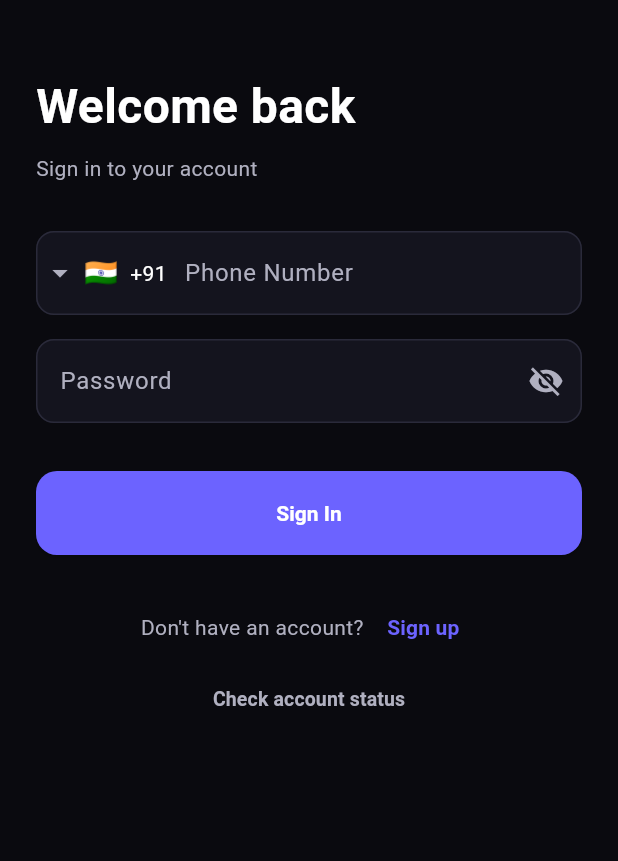
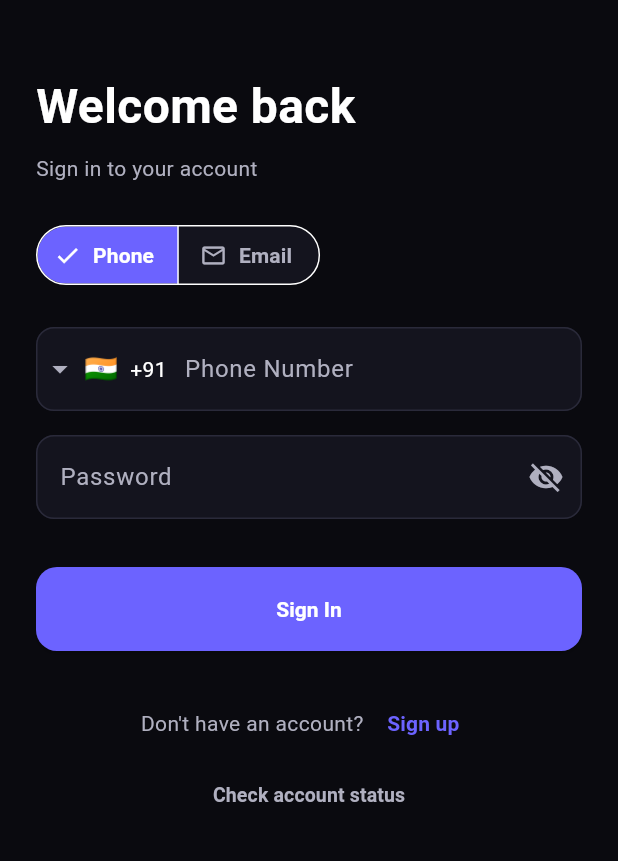
Before and after one commit to cybergaz/webroom-client, a Flutter app: the screen it shows after launch, on a phone screen of 412 x 824 dp, the part 180-1041 px from its top. Run offline on Flutter 3.47's test engine with Material 3 defaults, Android fonts, the phone set to English and light mode, and no system bars; drawn by our look-alikes of flutter_animate, intl_phone_field; our stand-ins replace dio, drift, drift_flutter, flutter_riverpod, flutter_secure_storage, freezed_annotation and 3 more; missing offline and left inert: stream_video; accounts and stored records are empty; generated files the repository leaves out were written again.

Commit message:
fix: login functionality

```diff
--- a/lib/data/datasources/auth_remote_datasource.dart
+++ b/lib/data/datasources/auth_remote_datasource.dart
@@ -26,11 +26,13 @@ class AuthRemoteDatasource {
   }
 
   Future<Map<String, dynamic>> login({
-    required String phone,
+    String? phone,
+    String? email,
     required String password,
   }) async {
     final response = await _dio.post('/auth/login', data: {
-      'phone': phone,
+      if (phone != null && phone.isNotEmpty) 'phone': phone,
+      if (email != null && email.isNotEmpty) 'email': email,
       'password': password,
     });
     return response.data as Map<String, dynamic>;
--- a/lib/data/repositories/auth_repository.dart
+++ b/lib/data/repositories/auth_repository.dart
@@ -4,7 +4,8 @@ abstract class AuthRepository {
   Future<String> signup({required String name, required String password, String? phone, String? email});
   Future<String> checkStatus(String requestId);
   Future<({UserModel user, String accessToken, String refreshToken, String getstreamToken})> login({
-    required String phone,
+    String? phone,
+    String? email,
     required String password,
   });
   Future<void> logout();
--- a/lib/data/repositories/auth_repository_impl.dart
+++ b/lib/data/repositories/auth_repository_impl.dart
@@ -24,10 +24,11 @@ class AuthRepositoryImpl implements AuthRepository {
 
   @override
   Future<({UserModel user, String accessToken, String refreshToken, String getstreamToken})> login({
-    required String phone,
+    String? phone,
+    String? email,
     required String password,
   }) async {
-    final data = await _datasource.login(phone: phone, password: password);
+    final data = await _datasource.login(phone: phone, email: email, password: password);
     final user = UserModel.fromJson(data['user'] as Map<String, dynamic>);
     final accessToken = data['accessToken'] as String;
     final refreshToken = data['refreshToken'] as String;
--- a/lib/features/auth/providers/auth_provider.dart
+++ b/lib/features/auth/providers/auth_provider.dart
@@ -106,13 +106,13 @@ class AuthNotifier extends Notifier<AuthState> {
     return requestId;
   }
 
-  Future<void> login({required String phone, required String password}) async {
+  Future<void> login({String? phone, String? email, required String password}) async {
     state = const AuthState.loading();
     final repo = AuthRepositoryImpl(
       AuthRemoteDatasource(ref.read(dioClientProvider)),
       ref.read(secureStorageProvider),
     );
-    final result = await repo.login(phone: phone, password: password);
+    final result = await repo.login(phone: phone, email: email, password: password);
 
     // Persist user name for StreamVideo re-init on next app launch
     await ref
--- a/lib/features/auth/screens/login_screen.dart
+++ b/lib/features/auth/screens/login_screen.dart
@@ -10,6 +10,8 @@ import '../../../core/utils/validators.dart';
 import '../../../core/utils/error_mapper.dart';
 import '../../../domain/enums/user_role.dart';
 
+enum _LoginMethod { phone, email }
+
 class LoginScreen extends ConsumerStatefulWidget {
   const LoginScreen({super.key});
 
@@ -18,7 +20,9 @@ class LoginScreen extends ConsumerStatefulWidget {
 }
 
 class _LoginScreenState extends ConsumerState<LoginScreen> {
+  _LoginMethod _loginMethod = _LoginMethod.phone;
   String _phone = '';
+  String _email = '';
   String _password = '';
   bool _obscurePassword = true;
   bool _isLoading = false;
@@ -32,9 +36,11 @@ class _LoginScreenState extends ConsumerState<LoginScreen> {
       _error = null;
     });
     try {
-      await ref
-          .read(authStateProvider.notifier)
-          .login(phone: _phone, password: _password);
+      await ref.read(authStateProvider.notifier).login(
+        phone: _loginMethod == _LoginMethod.phone ? _phone : null,
+        email: _loginMethod == _LoginMethod.email ? _email : null,
+        password: _password,
+      );
       if (!mounted) return;
       final authState = ref.read(authStateProvider);
       if (authState case AuthStateAuthenticated(:final user)) {
@@ -100,11 +106,63 @@ class _LoginScreenState extends ConsumerState<LoginScreen> {
                   'Sign in to your account',
                   style: TextStyle(color: AppColors.textSecondary),
                 ).animate().fadeIn(delay: 160.ms, duration: 300.ms),
-                const SizedBox(height: 32),
-                PhoneInputField(
-                  onChanged: (v) => _phone = v,
-                  validator: Validators.phone,
-                ).animate().fadeIn(delay: 240.ms, duration: 300.ms),
+                const SizedBox(height: 24),
+                SegmentedButton<_LoginMethod>(
+                  segments: const [
+                    ButtonSegment(
+                      value: _LoginMethod.phone,
+                      label: Text('Phone'),
+                      icon: Icon(Icons.phone_outlined),
+                    ),
+                    ButtonSegment(
+                      value: _LoginMethod.email,
+                      label: Text('Email'),
+                      icon: Icon(Icons.email_outlined),
+                    ),
+                  ],
+                  selected: {_loginMethod},
+                  onSelectionChanged: (selection) {
+                    setState(() {
+                      _loginMethod = selection.first;
+                      _error = null;
+                      _formKey.currentState?.reset();
+                    });
+                  },
+                  style: ButtonStyle(
+                    backgroundColor: WidgetStateProperty.resolveWith((states) {
+                      if (states.contains(WidgetState.selected)) {
+                        return AppColors.accent;
+                      }
+                      return AppColors.surface;
+                    }),
+                    foregroundColor: WidgetStateProperty.resolveWith((states) {
+                      if (states.contains(WidgetState.selected)) {
+                        return Colors.white;
+                      }
+                      return AppColors.textSecondary;
+                    }),
+                  ),
+                ).animate().fadeIn(delay: 200.ms, duration: 300.ms),
+                const SizedBox(height: 24),
+                if (_loginMethod == _LoginMethod.phone)
+                  PhoneInputField(
+                    onChanged: (v) => _phone = v,
+                    validator: Validators.phone,
+                  ).animate().fadeIn(duration: 200.ms)
+                else
+                  TextFormField(
+                    style: const TextStyle(color: AppColors.textPrimary),
+                    keyboardType: TextInputType.emailAddress,
+                    decoration: const InputDecoration(
+                      labelText: 'Email',
+                      prefixIcon: Icon(Icons.email_outlined, color: AppColors.textSecondary),
+                    ),
+                    onChanged: (v) => _email = v,
+                    validator: (v) {
+                      if (v == null || v.isEmpty) return 'Email is required';
+                      return Validators.email(v);
+                    },
+                  ).animate().fadeIn(duration: 200.ms),
                 const SizedBox(height: 16),
                 TextFormField(
                   style: const TextStyle(color: AppColors.textPrimary),
```
Also changed, not shown: 1 other file.
